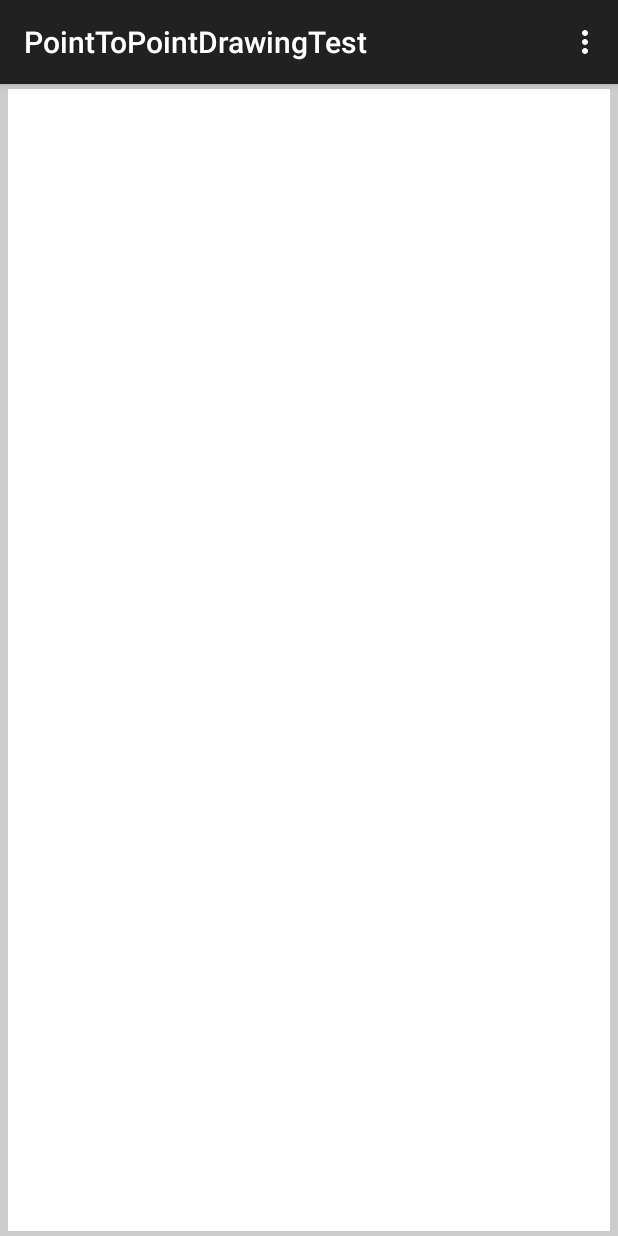
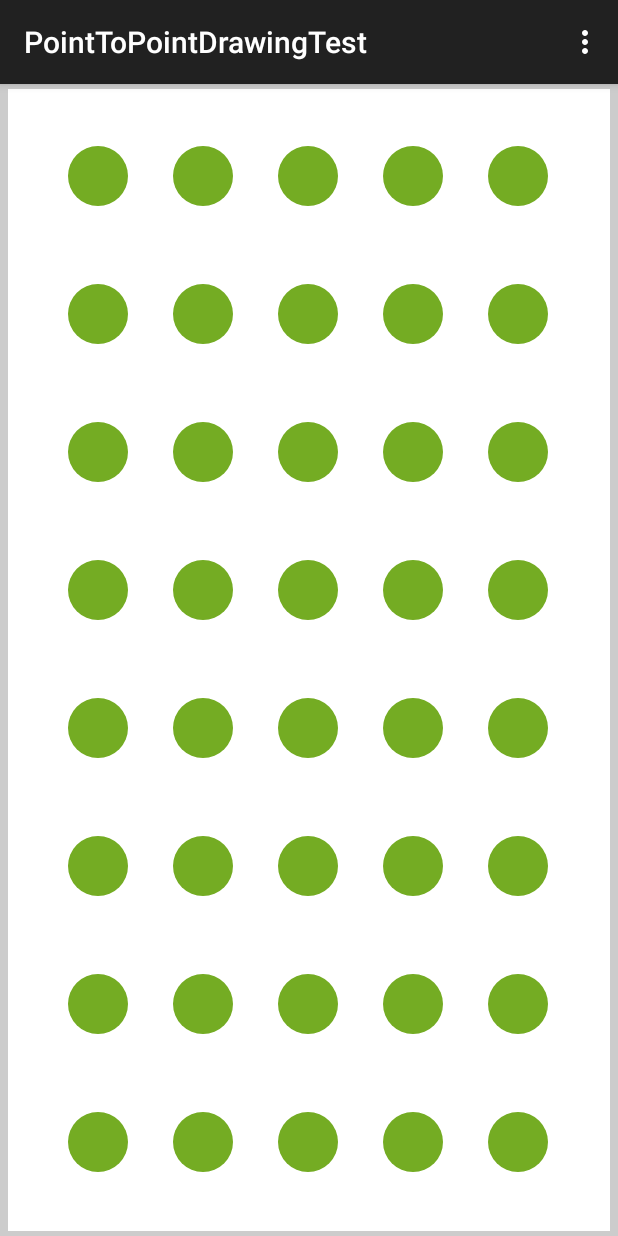
Before and after one commit to mjkobaya/PointToPointDrawingTest, an Android app: the screen it shows after launch (MainActivity), on a phone screen of 412 x 824 dp. Run offline under Robolectric (Android 15) with nearby library versions, the phone set to English and light mode, and no system bars.

Commit message:
Implemented grid and straight dot drawing
-Draws restricted to only touches on grid points
-Draws will draw from the center of grid points

```diff
--- a/app/src/main/java/com/mkobayashi/pointtopointdrawingtest/DrawingView.java
+++ b/app/src/main/java/com/mkobayashi/pointtopointdrawingtest/DrawingView.java
@@ -9,9 +9,14 @@ import android.content.Context;
 import android.util.AttributeSet;
 import android.graphics.Paint;
 import android.graphics.Path;
+import android.graphics.drawable.ShapeDrawable;
+import android.graphics.drawable.shapes.OvalShape;
 
 
 public class DrawingView extends View{
+
+    private static int gridRows = 8;
+    private static int gridColumns = 5;
 
     //drawing path
     private Path drawPath;
@@ -25,7 +30,14 @@ public class DrawingView extends View{
     private Bitmap canvasBitmap;
     // keep track of how many times ACTION_DOWN
     private int numberActionDown = 0;
+    private ShapeDrawable[][] gridArray = new ShapeDrawable[gridRows][gridColumns];
+    private int[][] gridCoordArray = new int[gridRows * gridColumns][2];
 
+    private int width;
+    private int height;
+
+    private int lastTouchedX = 0;
+    private int lastTouchedY = 0;
 
     public DrawingView(Context context, AttributeSet attrs) {
         super(context, attrs);
@@ -47,6 +59,53 @@ public class DrawingView extends View{
 
         // instantiate canvas
         canvasPaint = new Paint(Paint.DITHER_FLAG);
+
+    }
+
+    private void setupGrid(int viewWidth, int viewHeight){
+        // setup grid drawables
+        int bufferWidth = viewWidth / 10;
+        int bufferHeight = viewHeight / 20;
+
+        int x = bufferWidth;
+        int y = bufferHeight;
+        width = bufferWidth;
+        height = bufferWidth;
+
+        int widthBetweenGridPoints = ((viewWidth - (2 * bufferWidth)) - (gridColumns * width)) /
+                (gridColumns - 1);
+        int heightBetweenGridPoints = ((viewHeight - (2 * bufferHeight)) - (gridRows * height)) /
+                (gridRows - 1);
+
+        int gridCoordArrayCount = 0;
+
+        for (int i = 0; i < gridRows; ++i){
+            for (int j = 0; j < gridColumns; ++j){
+                gridArray[i][j] = new ShapeDrawable(new OvalShape());
+                gridArray[i][j].getPaint().setColor(0xff74AC23);
+                gridArray[i][j].setBounds(x, y, x + width, y + height);
+                gridCoordArray[gridCoordArrayCount][0] = x;
+                gridCoordArray[gridCoordArrayCount][1] = y;
+                ++gridCoordArrayCount;
+                x = x + width + widthBetweenGridPoints;
+            }
+
+            x = bufferWidth;
+            y = y + height + heightBetweenGridPoints;
+        }
+    }
+
+    private boolean checkIfGridPointPressed(float touchX, float touchY){
+        for (int i = 0; i < (gridRows * gridColumns); ++i){
+            if (gridCoordArray[i][0] <= touchX && touchX <= (gridCoordArray[i][0] + width)
+                    && gridCoordArray[i][1] <= touchY && touchY <= (gridCoordArray[i][1] + height)){
+                lastTouchedX = gridCoordArray[i][0];
+                lastTouchedY = gridCoordArray[i][1];
+                return true;
+            }
+        }
+
+        return false;
     }
 
     @Override
@@ -55,6 +114,7 @@ public class DrawingView extends View{
         super.onSizeChanged(w, h, oldw, oldh);
         canvasBitmap = Bitmap.createBitmap(w, h, Bitmap.Config.ARGB_8888);
         drawCanvas = new Canvas(canvasBitmap);
+        setupGrid(w, h);
     }
 
     @Override
@@ -62,6 +122,12 @@ public class DrawingView extends View{
         //draw view
         canvas.drawBitmap(canvasBitmap, 0, 0, canvasPaint);
         canvas.drawPath(drawPath, drawPaint);
+
+        for (int i = 0; i < gridRows; ++i){
+            for (int j = 0; j < gridColumns; ++j){
+                gridArray[i][j].draw(canvas);
+            }
+        }
     }
 
     @Override
@@ -73,12 +139,12 @@ public class DrawingView extends View{
         switch (event.getAction()) {
             case MotionEvent.ACTION_DOWN:
 
-                if (numberActionDown == 0){
-                    drawPath.moveTo(touchX, touchY);
+                if (numberActionDown == 0 && checkIfGridPointPressed(touchX, touchY)){
+                    drawPath.moveTo(lastTouchedX + (width / 2), lastTouchedY + (height / 2));
                     ++numberActionDown;
                 }
-                else if(numberActionDown == 1){
-                    drawPath.lineTo(touchX, touchY);
+                else if(numberActionDown == 1 && checkIfGridPointPressed(touchX, touchY)){
+                    drawPath.lineTo(lastTouchedX + (width / 2), lastTouchedY + (height / 2));
                     drawCanvas.drawPath(drawPath, drawPaint);
                     drawPath.reset();
                     numberActionDown = 0;
```
